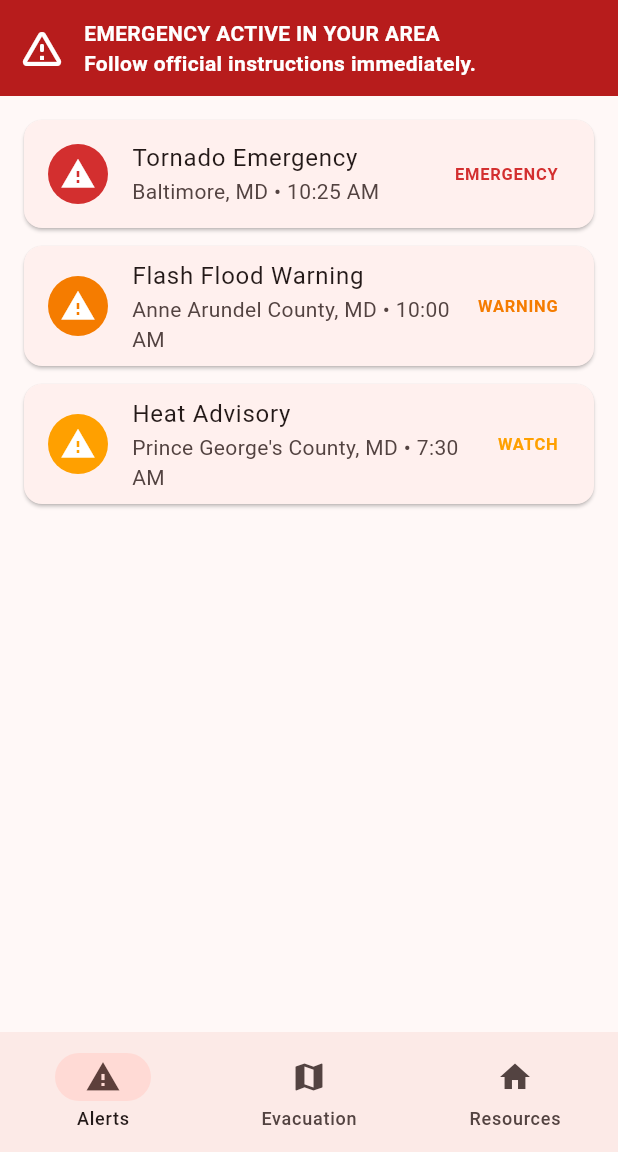
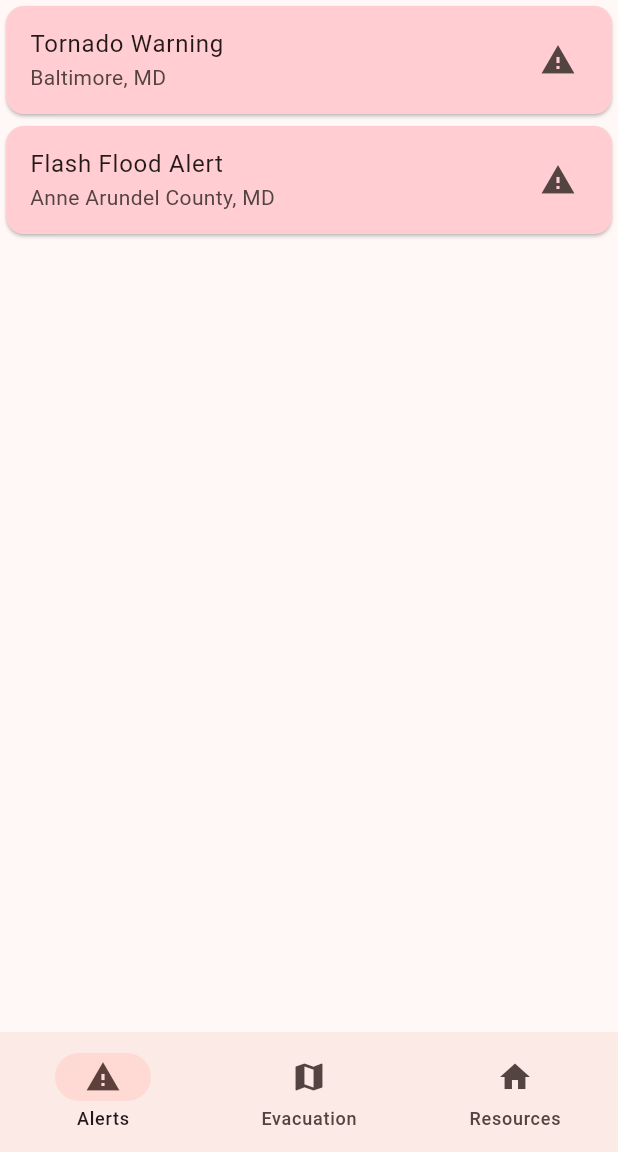
Before and after one commit to Rowhi10/dr-wewa-demo, a Flutter app: the screen it shows after launch, on a phone screen of 412 x 824 dp, the part 84-1236 px from its top. Run offline on Flutter 3.47's test engine with Material 3 defaults, Android fonts, the phone set to English and light mode, and no system bars; our stand-ins replace geolocator.

Commit message:
Restore stable alert screen with simulated data

```diff
--- a/lib/screens/alerts_screen.dart
+++ b/lib/screens/alerts_screen.dart
@@ -1,159 +1,45 @@
 import 'package:flutter/material.dart';
-import 'package:intl/intl.dart';
-
-import 'package:dr_wewa/data/sample_alerts.dart';
-import 'package:dr_wewa/models/emergency_alert.dart';
 
 class AlertsScreen extends StatelessWidget {
   const AlertsScreen({super.key});
 
-  Color _severityColor(String severity) {
-    switch (severity) {
-      case 'Emergency':
-        return Colors.red.shade700;
-      case 'Warning':
-        return Colors.orange.shade700;
-      case 'Watch':
-        return Colors.amber.shade700;
-      default:
-        return Colors.blueGrey.shade600;
-    }
-  }
-
   @override
   Widget build(BuildContext context) {
-    final hasCritical =
-        sampleAlerts.any((alert) => alert.isCritical); // emergency mode flag
+    final alerts = [
+      {
+        "title": "Tornado Warning",
+        "location": "Baltimore, MD",
+        "details": "Seek shelter immediately indoors."
+      },
+      {
+        "title": "Flash Flood Alert",
+        "location": "Anne Arundel County, MD",
+        "details": "Avoid driving through flooded roads."
+      },
+    ];
 
-    return Column(
-      children: [
-        if (hasCritical)
-          Container(
-            width: double.infinity,
-            padding: const EdgeInsets.all(12),
-            color: Colors.red.shade900,
-            child: Row(
-              children: const [
-                Icon(Icons.warning_amber_rounded, color: Colors.white, size: 32),
-                SizedBox(width: 12),
-                Expanded(
-                  child: Text(
-                    'EMERGENCY ACTIVE IN YOUR AREA\nFollow official instructions immediately.',
-                    style: TextStyle(
-                      color: Colors.white,
-                      fontWeight: FontWeight.bold,
-                    ),
-                  ),
-                ),
-              ],
-            ),
-          ),
-        Expanded(
-          child: ListView.builder(
-            padding: const EdgeInsets.all(16),
-            itemCount: sampleAlerts.length,
-            itemBuilder: (context, index) {
-              final alert = sampleAlerts[index];
-              final color = _severityColor(alert.severity);
-              final timeString =
-                  DateFormat('h:mm a').format(alert.time); // 3:45 PM
-
-              return Card(
-                margin: const EdgeInsets.only(bottom: 12),
-                child: ListTile(
-                  leading: CircleAvatar(
-                    backgroundColor: color,
-                    child: const Icon(Icons.warning, color: Colors.white),
-                  ),
-                  title: Text(alert.title),
-                  subtitle: Text('${alert.location} • $timeString'),
-                  trailing: Text(
-                    alert.severity.toUpperCase(),
-                    style: TextStyle(
-                      color: color,
-                      fontWeight: FontWeight.bold,
-                    ),
-                  ),
-                  onTap: () {
-                    showModalBottomSheet(
-                      context: context,
-                      isScrollControlled: true,
-                      shape: const RoundedRectangleBorder(
-                        borderRadius:
-                            BorderRadius.vertical(top: Radius.circular(16)),
-                      ),
-                      builder: (_) => _AlertDetailSheet(alert: alert),
-                    );
-                  },
+    return ListView.builder(
+      itemCount: alerts.length,
+      itemBuilder: (context, index) {
+        final alert = alerts[index];
+        return Card(
+          color: Colors.red.shade100,
+          child: ListTile(
+            title: Text(alert["title"]!),
+            subtitle: Text(alert["location"]!),
+            trailing: const Icon(Icons.warning),
+            onTap: () {
+              showDialog(
+                context: context,
+                builder: (_) => AlertDialog(
+                  title: Text(alert["title"]!),
+                  content: Text(alert["details"]!),
                 ),
               );
             },
           ),
-        ),
-      ],
+        );
+      },
     );
   }
 }
-
-class _AlertDetailSheet extends StatelessWidget {
-  final EmergencyAlert alert;
-
-  const _AlertDetailSheet({required this.alert});
-
-  @override
-  Widget build(BuildContext context) {
-    final color = Colors.red.shade700;
-
-    return Padding(
-      padding: const EdgeInsets.fromLTRB(16, 16, 16, 24),
-      child: Column(
-        mainAxisSize: MainAxisSize.min,
-        crossAxisAlignment: CrossAxisAlignment.start,
-        children: [
-          Row(
-            children: [
-              Icon(Icons.warning_amber_rounded, color: color, size: 28),
-              const SizedBox(width: 8),
-              Expanded(
-                child: Text(
-                  alert.title,
-                  style: const TextStyle(
-                    fontSize: 20,
-                    fontWeight: FontWeight.bold,
-                  ),
-                ),
-              ),
-            ],
-          ),
-          const SizedBox(height: 8),
-          Text(
-            alert.location,
-            style: TextStyle(color: Colors.grey.shade700),
-          ),
-          const SizedBox(height: 16),
-          const Text(
-            'Details',
-            style: TextStyle(fontWeight: FontWeight.bold),
-          ),
-          const SizedBox(height: 4),
-          Text(alert.description),
-          const SizedBox(height: 16),
-          const Text(
-            'Recommended Action',
-            style: TextStyle(fontWeight: FontWeight.bold),
-          ),
-          const SizedBox(height: 4),
-          Text(alert.recommendedAction),
-          const SizedBox(height: 16),
-          Align(
-            alignment: Alignment.centerRight,
-            child: TextButton(
-              child: const Text('Close'),
-              onPressed: () => Navigator.pop(context),
-            ),
-          ),
-        ],
-      ),
-    );
-  }
-}
--- a/pubspec.yaml
+++ b/pubspec.yaml
@@ -36,6 +36,8 @@ dependencies:
   cupertino_icons: ^1.0.8
   url_launcher: ^6.2.6
   intl: ^0.19.0
+  http: ^1.2.0
+  geolocator: ^13.0.0
 
 dev_dependencies:
   flutter_test:
```
Also changed, not shown: lib/services/location_service.dart (added, +34 -0 lines), pubspec.lock, 3 other files.
